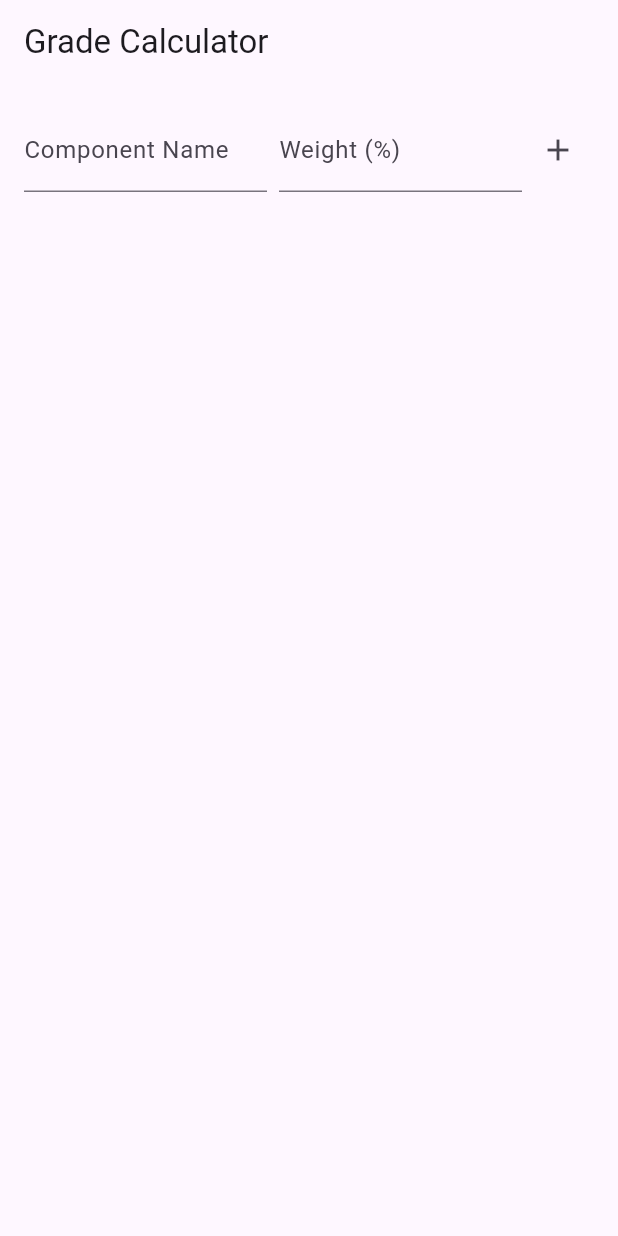
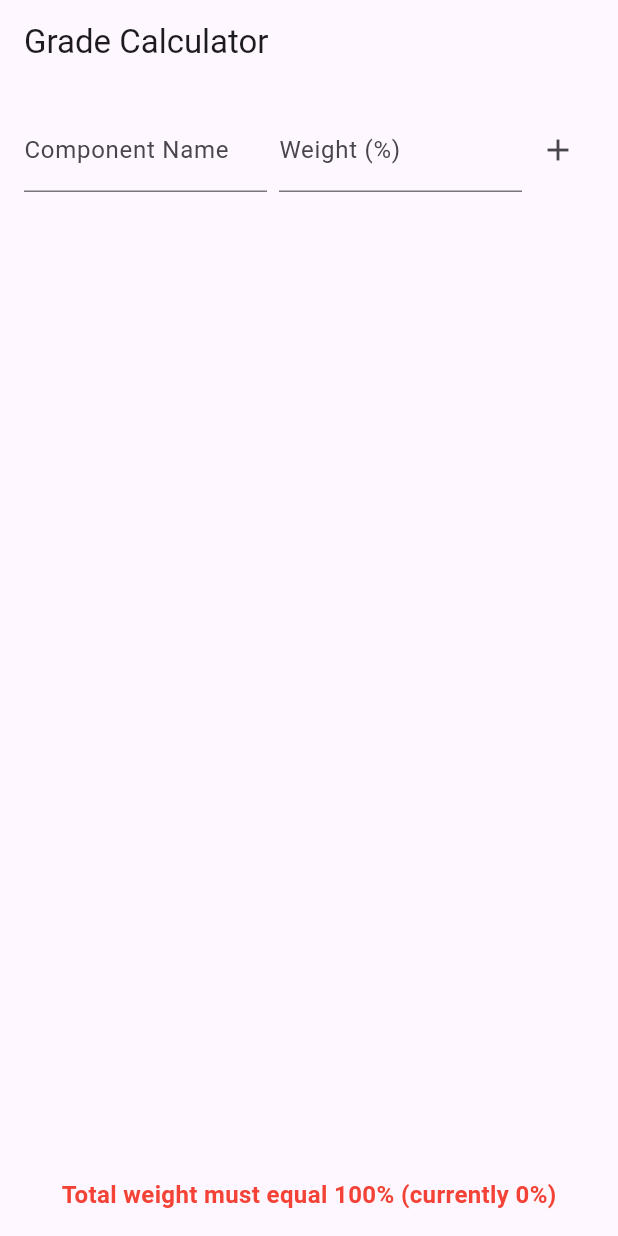
Before and after one commit to alexgaaranes/academic-tracker, a Flutter app: the screen it shows after launch, on a phone screen of 412 x 824 dp. Run offline on Flutter 3.47's test engine with Material 3 defaults, Android fonts, the phone set to English and light mode, and no system bars.

Commit message:
feat: add total grade percent

```diff
--- a/lib/models/grade.dart
+++ b/lib/models/grade.dart
@@ -1,24 +1,17 @@
 class Grade {
   final List<GradeComponent> components;
 
-  Grade({
-    this.components = const [],
-  });
+  Grade({this.components = const []});
 
-  /// weighted average (based on each component's percentage)
-  double get weightedAverage {
-    if (components.isEmpty) return 0;
+  /// sum of all component weights in percent (0–100)
+  double get totalWeightPercent {
+    return components.fold(0, (sum, c) => sum + c.weight * 100);
+  }
 
-    double totalWeighted = 0;
-    double totalWeight = 0;
-
-    for (final c in components) {
-      totalWeighted += c.percentOfTotal;
-      totalWeight += c.weight;
-    }
-
-    if (totalWeight == 0) return 0;
-    return totalWeighted / totalWeight;
+  /// final grade contribution (only valid if totalWeightPercent == 100)
+  double get finalPercent {
+    if (totalWeightPercent != 100) return 0;
+    return components.fold<double>(0, (sum, c) => sum + c.percentOfTotal);
   }
 }
 
@@ -59,9 +52,5 @@ class GradeEntry {
   final double earned;
   final double total;
 
-
-  GradeEntry({
-    required this.earned,
-    required this.total,
-  });
+  GradeEntry({required this.earned, required this.total});
 }
--- a/lib/screens/grade_calculator.dart
+++ b/lib/screens/grade_calculator.dart
@@ -10,6 +10,7 @@ class GradeCalculator extends StatefulWidget {
 
 class _GradeCalculatorState extends State<GradeCalculator> {
   final List<GradeComponent> _components = [];
+  late final Grade grade = Grade(components: _components);
   final _componentNameController = TextEditingController();
   final _componentWeightController = TextEditingController();
 
@@ -171,6 +172,18 @@ class _GradeCalculatorState extends State<GradeCalculator> {
                 },
               ),
             ),
+            Text(
+              grade.totalWeightPercent == 100
+                  ? 'Total: ${displayValue(grade.finalPercent)}%'
+                  : 'Total weight must equal 100% (currently ${displayValue(grade.totalWeightPercent)}%)',
+              style: TextStyle(
+                fontSize: 16,
+                fontWeight: FontWeight.bold,
+                color: grade.totalWeightPercent == 100
+                    ? Colors.black
+                    : Colors.red,
+              ),
+            ),
           ],
         ),
       ),
```
